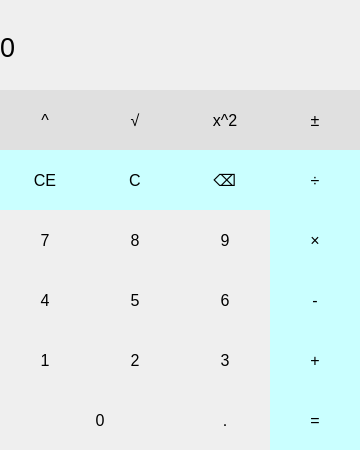
Above: Lab#2/Calc/Calc/Calc.ui from AlexStamatin/MIDPS before the change. Below: the same form after it.
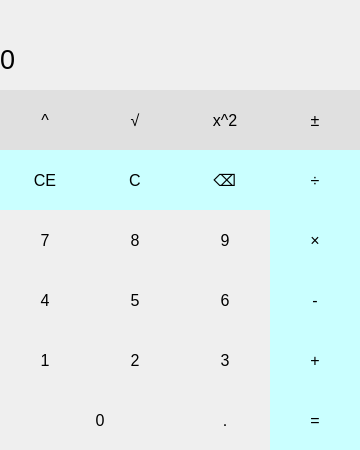
That is the form after the change.

Patch:
```diff
--- a/Lab#2/Calc/Calc/Calc.ui
+++ b/Lab#2/Calc/Calc/Calc.ui
@@ -18,9 +18,9 @@
     <property name="geometry">
      <rect>
       <x>0</x>
-      <y>10</y>
+      <y>34</y>
       <width>360</width>
-      <height>75</height>
+      <height>51</height>
      </rect>
     </property>
     <property name="font">
```
Left out of the diff: 2 changed lines with no effect on the pictures.
